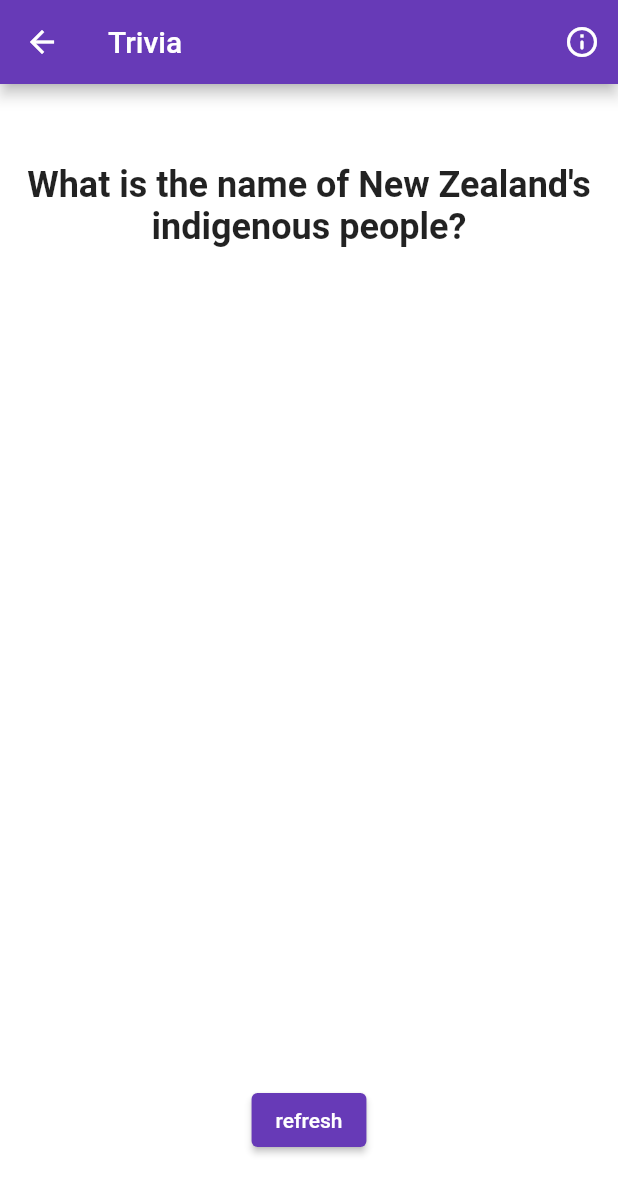
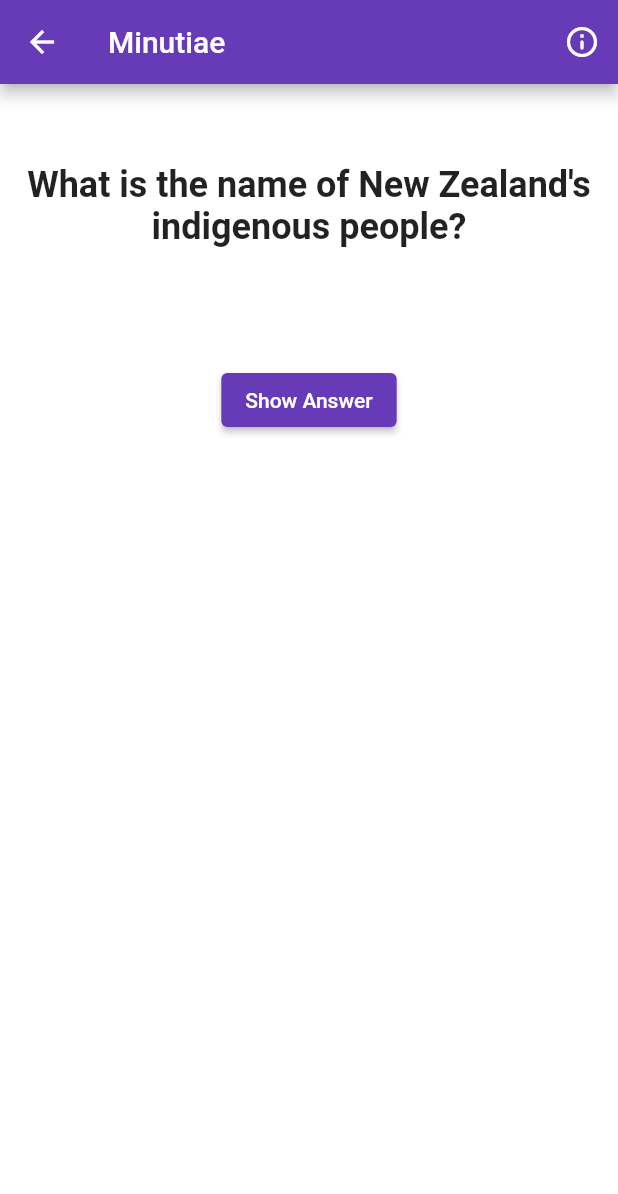
Before and after one commit to Jonny5-5/Trivia-App, a Flutter app: the screen it shows after launch, after a tap on "Open Answer", on a phone screen of 412 x 824 dp. Shown: the top 1194 px of the screen. Run offline on Flutter 3.47's test engine with Material 2 defaults, Android fonts, the phone set to English and light mode, and no system bars.

Commit message:
final push. v1.0

```diff
--- a/lib/screens/home_screen.dart
+++ b/lib/screens/home_screen.dart
@@ -35,6 +35,14 @@ class HomeScreenState extends State<HomeScreen> {
       child: Column(
         mainAxisAlignment: MainAxisAlignment.center,
         children: [
+          Padding(
+            padding: const EdgeInsets.symmetric(
+              vertical: DEFAULT_PADDING_SIZE * 6,
+              horizontal: DEFAULT_PADDING_SIZE * 4,
+            ),
+            child: Image.asset("assets/images/Icon_Label.png"),
+          ),
+          const Spacer(),
           ElevatedButton(
             onPressed: onPressedSingle,
             child: const Text("Multiple Choice"),
@@ -44,6 +52,7 @@ class HomeScreenState extends State<HomeScreen> {
             onPressed: onPressedMulti,
             child: const Text("Open Answer"),
           ),
+          const Spacer(flex: 10),
         ],
       ),
     );
--- a/lib/screens/multiplayer_screen.dart
+++ b/lib/screens/multiplayer_screen.dart
@@ -1,6 +1,8 @@
 import 'package:flutter/material.dart';
 import 'package:trivia_app/data/trivia_q.dart';
+import 'package:trivia_app/vars/globals.dart';
 import 'package:trivia_app/widgets/scaffold_container.dart';
+import 'package:trivia_app/widgets/trivia/popup.dart';
 import 'package:trivia_app/widgets/trivia/trivia.dart';
 
 class MultiPlayerScreen extends StatefulWidget {
@@ -21,12 +23,17 @@ class MultiPlayerScreenState extends State<MultiPlayerScreen> {
   }
 
   /// This is called when the user clicks on an answer
-  void onAnswer(String answer) {
-    if (answer == q.correctAnswer) {
-      debugPrint("You got the answer right");
-    } else {
-      debugPrint("Wrong answer");
-    }
+  void onAnswer(String answer) async {
+    await showDialog(
+      context: context,
+      builder: (BuildContext context) {
+        return Popup(
+          true,
+          q.correctAnswer!,
+          showImage: false,
+        );
+      },
+    );
     refresh();
   }
 
@@ -38,18 +45,28 @@ class MultiPlayerScreenState extends State<MultiPlayerScreen> {
         mainAxisAlignment: MainAxisAlignment.start,
         children: [
           const Spacer(),
-          Trivia(
-            question: q,
-            answers: [q.correctAnswer!],
-            showOptions: false,
-            onAnswer: onAnswer,
-          ),
-          const Spacer(flex: 10),
-          ElevatedButton(
-            onPressed: refresh,
-            child: Text("refresh"),
+          Padding(
+            padding: const EdgeInsets.symmetric(
+              horizontal: DEFAULT_PADDING_SIZE * 2,
+            ),
+            child: Trivia(
+              question: q,
+              answers: [q.correctAnswer!],
+              showOptions: false,
+              // TODO: I don't need this since showOptions is false
+              onAnswer: onAnswer,
+            ),
           ),
           const Spacer(),
+          ElevatedButton(
+            onPressed: () {
+              onAnswer("answer");
+            },
+            child: Text("Show Answer"),
+          ),
+          const Spacer(
+            flex: 10,
+          ),
         ],
       ),
     );
--- a/lib/screens/settings_screen.dart
+++ b/lib/screens/settings_screen.dart
@@ -52,8 +52,8 @@ class SettingsScreenState extends State<SettingsScreen> {
             ),
             SizedBox(height: DEFAULT_PADDING_SIZE * 2),
             Text(
-                'Current difficulty is ${currentDifficulty.toString().split('.').last}',
-                style: TextStyle(fontSize: 10)),
+                'Current difficulty is "${currentDifficulty.toString().split('.').last}".',
+                style: TextStyle(fontSize: 14)),
             SizedBox(height: DEFAULT_PADDING_SIZE * 2)
           ],
         ));
--- a/lib/screens/single_play_screen.dart
+++ b/lib/screens/single_play_screen.dart
@@ -33,7 +33,7 @@ class SinglePlayScreenState extends State<SinglePlayScreen> {
     await showDialog(
       context: context,
       builder: (BuildContext context) {
-        return Popup(correct);
+        return Popup(correct, q.correctAnswer!);
       },
     );
     refresh();
@@ -47,17 +47,18 @@ class SinglePlayScreenState extends State<SinglePlayScreen> {
         mainAxisAlignment: MainAxisAlignment.start,
         children: [
           const Spacer(),
-          Trivia(
-            question: q,
-            answers: [q.correctAnswer!, ...q.incorrectAnswers!],
-            onAnswer: onAnswer,
-            showOptions: true,
+          Padding(
+            padding: const EdgeInsets.symmetric(
+              horizontal: DEFAULT_PADDING_SIZE * 2,
+            ),
+            child: Trivia(
+              question: q,
+              answers: [q.correctAnswer!, ...q.incorrectAnswers!],
+              onAnswer: onAnswer,
+              showOptions: true,
+            ),
           ),
           const Spacer(flex: 10),
-          ElevatedButton(
-            onPressed: refresh,
-            child: const Text("refresh"),
-          ),
           const SizedBox(height: DEFAULT_PADDING_SIZE * 3),
         ],
       ),
--- a/lib/screens/splash_screen.dart
+++ b/lib/screens/splash_screen.dart
@@ -52,8 +52,9 @@ class SplashScreenState extends State<SplashScreen> {
         children: [
           const Text(
             WELCOME_MESSAGE,
+            style: TextStyle(fontSize: 40),
           ),
-          const SizedBox(height: DEFAULT_PADDING_SIZE),
+          const SizedBox(height: DEFAULT_PADDING_SIZE * 10),
           AnimatedScale(
             scale: zoomIn ? 1.1 : 1,
             duration: Duration(milliseconds: zoomIn ? 1000 : 300),
--- a/lib/vars/globals.dart
+++ b/lib/vars/globals.dart
@@ -11,5 +11,3 @@ const String ANDROID_STORE_URL =
     "https://play.google.com/store/apps/dev?id=8230997084127446105";
 const String IOS_STORE_URL =
     "https://apps.apple.com/us/developer/jonathan-de-gaston/id1656029142";
-const String CDC_BMI_ABOUT_URL =
-    "https://www.cdc.gov/healthyweight/assessing/bmi/adult_bmi/index.html";
--- a/lib/vars/strings.dart
+++ b/lib/vars/strings.dart
@@ -1,6 +1,6 @@
 // ignore_for_file: non_constant_identifier_names, constant_identifier_names
 
-const String APP_NAME = "Trivia";
+const String APP_NAME = "Minutiae";
 
 const String WELCOME_MESSAGE = "Welcome!";
 const String HERO_ANSWER_TAG = "answer";
```
Also changed, not shown: lib/widgets/trivia/popup.dart (+70 -13 lines), assets/images/Icon_Label.png (added).
